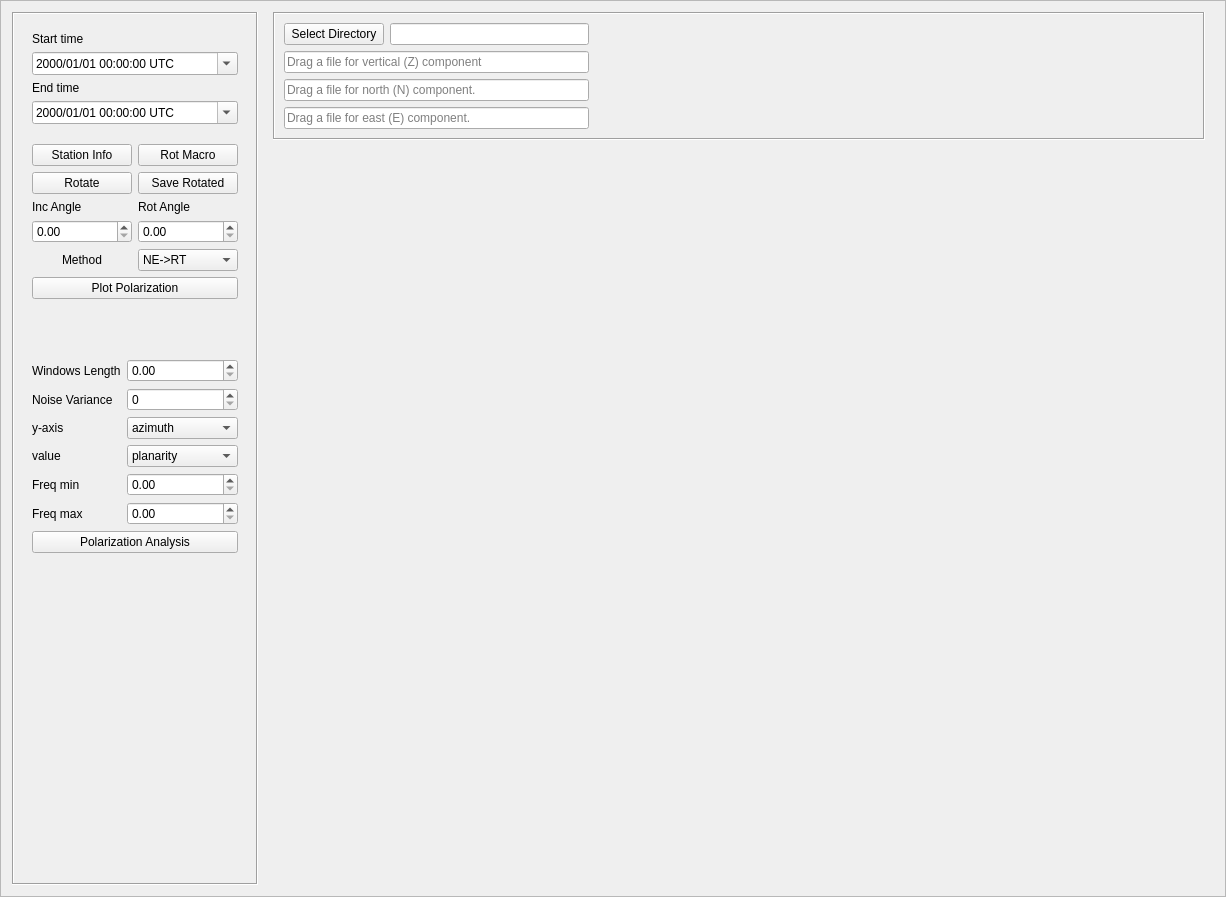
Above: isp/resources/designer_uis/Earthquake3CFrame.ui from ProjectISP/ISP before the change. Below: the same form after it.
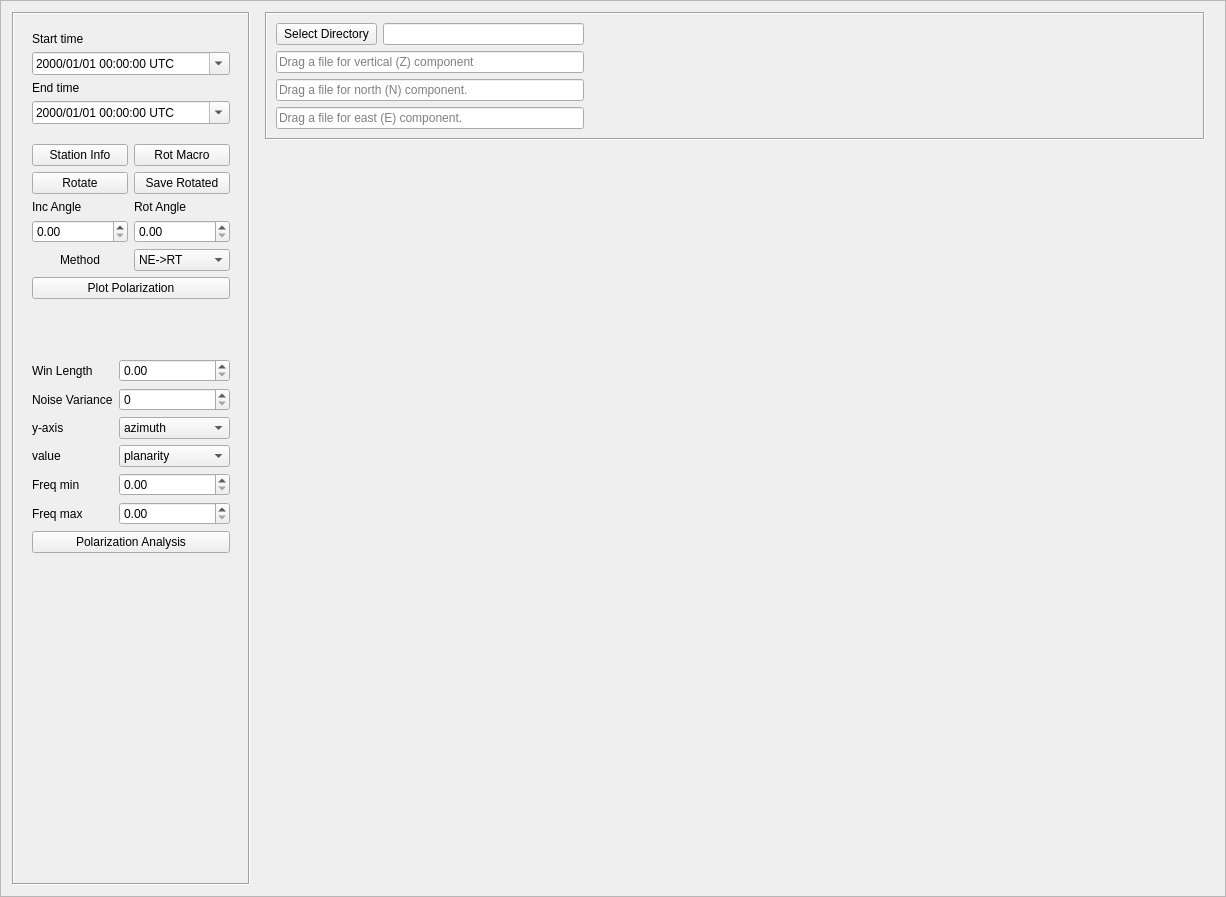
That is the form after the change.

The edit to the form file:
```diff
--- a/isp/resources/designer_uis/Earthquake3CFrame.ui
+++ b/isp/resources/designer_uis/Earthquake3CFrame.ui
@@ -254,7 +254,7 @@
          <item row="2" column="0">
           <widget class="QLabel" name="label_27">
            <property name="text">
-            <string>Windows Length</string>
+            <string>Win Length</string>
            </property>
           </widget>
          </item>
```
